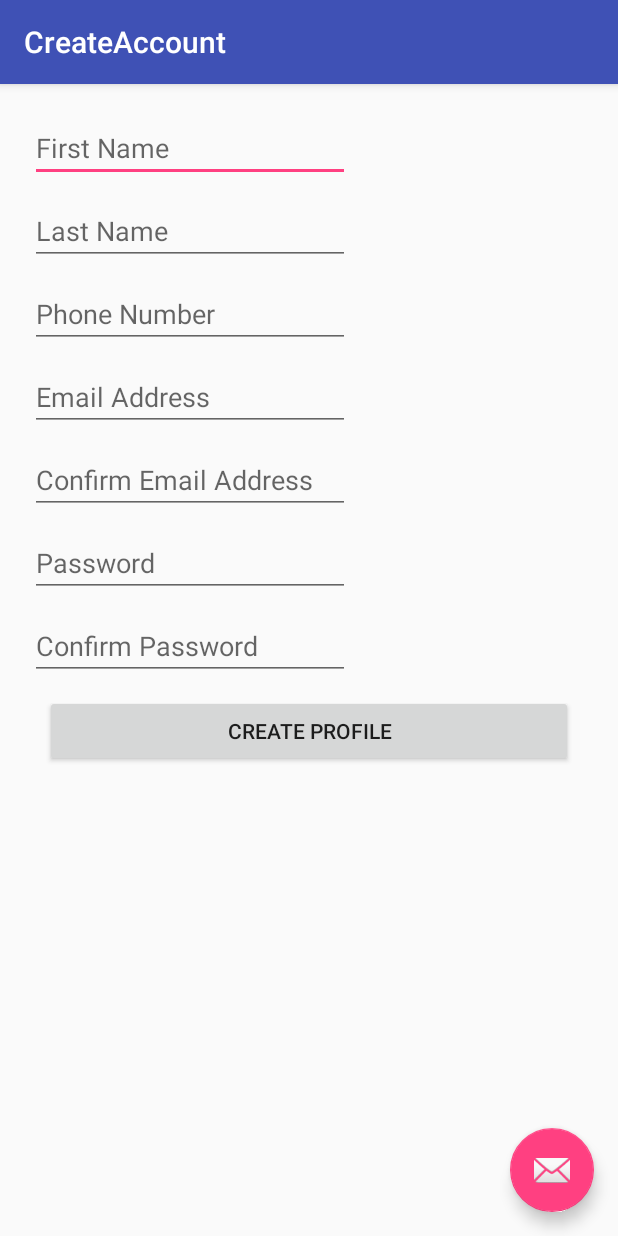
After one commit to fyang016/DominosPizzaApp, an Android app: the CreateAccount screen opened directly, with no data from a screen before it, on a phone screen of 412 x 824 dp. The commit adds this screen. Run offline under Robolectric (Android 15) with nearby library versions, the phone set to English and light mode, and no system bars.

Commit message:
Added create account (profile)

```diff
--- a/empty_activity/build.gradle
+++ b/empty_activity/build.gradle
@@ -28,5 +28,7 @@ dependencies {
         exclude group: 'com.android.support', module: 'support-annotations'
     })
     compile 'com.android.support:appcompat-v7:25.1.1'
+    compile 'com.android.support.constraint:constraint-layout:1.0.2'
+    compile 'com.android.support:design:25.3.1'
     testCompile 'junit:junit:4.12'
 }
--- a/empty_activity/src/main/AndroidManifest.xml
+++ b/empty_activity/src/main/AndroidManifest.xml
@@ -2,8 +2,12 @@
 <manifest xmlns:android="http://schemas.android.com/apk/res/android"
     package="com.os.operando.emptyactivity">
 
-    <application android:allowBackup="true" android:icon="@mipmap/ic_launcher"
-        android:label="@string/app_name" android:supportsRtl="true" android:theme="@style/AppTheme">
+    <application
+        android:allowBackup="true"
+        android:icon="@mipmap/ic_launcher"
+        android:label="@string/app_name"
+        android:supportsRtl="true"
+        android:theme="@style/AppTheme">
         <activity android:name=".MainActivity">
             <intent-filter>
                 <action android:name="android.intent.action.MAIN" />
@@ -11,6 +15,10 @@
                 <category android:name="android.intent.category.LAUNCHER" />
             </intent-filter>
         </activity>
+        <activity
+            android:name=".CreateAccount"
+            android:label="@string/title_activity_create_account"
+            android:theme="@style/AppTheme.NoActionBar"></activity>
     </application>
 
 </manifest>
--- /dev/null
+++ b/empty_activity/src/main/java/com/os/operando/emptyactivity/CreateAccount.java
@@ -0,0 +1,29 @@
+package com.os.operando.emptyactivity;
+
+import android.os.Bundle;
+import android.support.design.widget.FloatingActionButton;
+import android.support.design.widget.Snackbar;
+import android.support.v7.app.AppCompatActivity;
+import android.support.v7.widget.Toolbar;
+import android.view.View;
+
+public class CreateAccount extends AppCompatActivity {
+
+    @Override
+    protected void onCreate(Bundle savedInstanceState) {
+        super.onCreate(savedInstanceState);
+        setContentView(R.layout.activity_create_account);
+        Toolbar toolbar = (Toolbar) findViewById(R.id.toolbar);
+        setSupportActionBar(toolbar);
+
+        FloatingActionButton fab = (FloatingActionButton) findViewById(R.id.fab);
+        fab.setOnClickListener(new View.OnClickListener() {
+            @Override
+            public void onClick(View view) {
+                Snackbar.make(view, "Replace with your own action", Snackbar.LENGTH_LONG)
+                        .setAction("Action", null).show();
+            }
+        });
+    }
+
+}
--- a/empty_activity/src/main/java/com/os/operando/emptyactivity/MainActivity.java
+++ b/empty_activity/src/main/java/com/os/operando/emptyactivity/MainActivity.java
@@ -1,5 +1,6 @@
 package com.os.operando.emptyactivity;
 
+import android.content.Intent;
 import android.support.v7.app.AppCompatActivity;
 import android.os.Bundle;
 import android.view.View;
@@ -20,4 +21,8 @@ public class MainActivity extends AppCompatActivity {
         TextView txt = (TextView) findViewById(R.id.text1);
         txt.setText("You tapped " + count + " time(s).");
     }
+    public void gotoca(View view)
+    {
+        startActivity(new Intent(getApplicationContext(),CreateAccount.class));
+    }
 }
--- /dev/null
+++ b/empty_activity/src/main/res/layout/activity_create_account.xml
@@ -0,0 +1,33 @@
+<?xml version="1.0" encoding="utf-8"?>
+<android.support.design.widget.CoordinatorLayout xmlns:android="http://schemas.android.com/apk/res/android"
+    xmlns:app="http://schemas.android.com/apk/res-auto"
+    xmlns:tools="http://schemas.android.com/tools"
+    android:layout_width="match_parent"
+    android:layout_height="match_parent"
+    tools:context="com.os.operando.emptyactivity.CreateAccount">
+
+    <android.support.design.widget.AppBarLayout
+        android:layout_width="match_parent"
+        android:layout_height="wrap_content"
+        android:theme="@style/AppTheme.AppBarOverlay">
+
+        <android.support.v7.widget.Toolbar
+            android:id="@+id/toolbar"
+            android:layout_width="match_parent"
+            android:layout_height="?attr/actionBarSize"
+            android:background="?attr/colorPrimary"
+            app:popupTheme="@style/AppTheme.PopupOverlay" />
+
+    </android.support.design.widget.AppBarLayout>
+
+    <include layout="@layout/content_create_account" />
+
+    <android.support.design.widget.FloatingActionButton
+        android:id="@+id/fab"
+        android:layout_width="wrap_content"
+        android:layout_height="wrap_content"
+        android:layout_gravity="bottom|end"
+        android:layout_margin="@dimen/fab_margin"
+        app:srcCompat="@android:drawable/ic_dialog_email" />
+
+</android.support.design.widget.CoordinatorLayout>
--- a/empty_activity/src/main/res/layout/activity_main.xml
+++ b/empty_activity/src/main/res/layout/activity_main.xml
@@ -27,4 +27,14 @@
         android:layout_alignParentBottom="true"
         android:layout_centerHorizontal="true"
         android:onClick="onClick" />
+
+    <Button
+        android:id="@+id/button2"
+        android:layout_width="wrap_content"
+        android:layout_height="wrap_content"
+        android:layout_alignParentBottom="true"
+        android:layout_centerHorizontal="true"
+        android:layout_marginBottom="13dp"
+        android:text="Create Account"
+        android:onClick = "gotoca" />
 </RelativeLayout>
--- /dev/null
+++ b/empty_activity/src/main/res/layout/content_create_account.xml
@@ -0,0 +1,110 @@
+<?xml version="1.0" encoding="utf-8"?>
+<android.support.constraint.ConstraintLayout xmlns:android="http://schemas.android.com/apk/res/android"
+    xmlns:app="http://schemas.android.com/apk/res-auto"
+    xmlns:tools="http://schemas.android.com/tools"
+    android:layout_width="match_parent"
+    android:layout_height="match_parent"
+    android:paddingTop="20dp"
+    android:paddingLeft="20dp"
+    android:paddingRight="20dp"
+    app:layout_behavior="@string/appbar_scrolling_view_behavior"
+    tools:context="com.os.operando.emptyactivity.CreateAccount"
+    tools:showIn="@layout/activity_create_account">
+    <EditText
+        android:id="@+id/editTextFN"
+        android:layout_width="wrap_content"
+        android:layout_height="wrap_content"
+        android:layout_margin="10dp"
+        android:layout_marginTop="20dp"
+        android:contentDescription="Name"
+        android:ems="10"
+        android:hint="First Name"
+        android:inputType="textPersonName"
+        tools:layout_editor_absoluteX="29dp"
+        tools:layout_editor_absoluteY="38dp"
+        />
+
+    <EditText
+        android:id="@+id/editTextLN"
+        android:layout_width="wrap_content"
+        android:layout_height="wrap_content"
+        android:layout_margin="10dp"
+        android:contentDescription="Name"
+        android:ems="10"
+        android:hint="Last Name"
+        android:inputType="textPersonName"
+        tools:layout_editor_absoluteX="29dp"
+        tools:layout_editor_absoluteY="38dp"
+        app:layout_constraintTop_toBottomOf="@+id/editTextFN" />
+
+    <EditText
+        android:id="@+id/editTextPN"
+        android:layout_width="wrap_content"
+        android:layout_height="wrap_content"
+        android:ems="10"
+        android:layout_margin="10dp"
+        android:inputType="phone"
+        android:hint = "Phone Number"
+        tools:layout_editor_absoluteX="29dp"
+        tools:layout_editor_absoluteY="134dp"
+        app:layout_constraintTop_toBottomOf="@+id/editTextLN" />
+
+    <EditText
+        android:id="@+id/editTextE"
+        android:layout_width="wrap_content"
+        android:layout_height="wrap_content"
+        android:ems="10"
+        android:hint = "Email Address"
+        android:layout_margin="10dp"
+        app:layout_constraintTop_toBottomOf="@+id/editTextPN"
+        android:inputType="textEmailAddress"
+        tools:layout_editor_absoluteX="29dp"
+        tools:layout_editor_absoluteY="191dp" />
+    <EditText
+        android:id="@+id/editTextE2"
+        android:layout_width="wrap_content"
+        android:layout_height="wrap_content"
+        android:ems="10"
+        android:hint = "Confirm Email Address"
+        android:layout_margin="10dp"
+        app:layout_constraintTop_toBottomOf="@+id/editTextE"
+        android:inputType="textEmailAddress"
+        tools:layout_editor_absoluteX="29dp"
+        tools:layout_editor_absoluteY="191dp" />
+
+    <EditText
+        android:id="@+id/editTextPW"
+        android:layout_width="wrap_content"
+        android:layout_height="wrap_content"
+        android:layout_margin="10dp"
+        android:ems="10"
+        android:hint="Password"
+        android:inputType="textPassword"
+        app:layout_constraintTop_toBottomOf="@+id/editTextE2"
+        tools:layout_editor_absoluteX="29dp"
+        tools:layout_editor_absoluteY="301dp" />
+
+    <EditText
+        android:id="@+id/editTextPW2"
+        android:layout_width="wrap_content"
+        android:layout_height="wrap_content"
+        android:ems="10"
+        android:inputType="textPassword"
+        tools:layout_editor_absoluteY="301dp"
+        tools:layout_editor_absoluteX="29dp"
+        android:hint = "Confirm Password"
+        android:layout_margin="10dp"
+        app:layout_constraintTop_toBottomOf="@+id/editTextPW" />
+
+    <Button
+        android:id="@+id/button2"
+        android:layout_width="match_parent"
+        android:layout_height="wrap_content"
+        android:text="Create Profile"
+        tools:layout_editor_absoluteX="89dp"
+        tools:layout_editor_absoluteY="419dp"
+        app:layout_constraintTop_toBottomOf="@+id/editTextPW2"
+        android:layout_marginLeft="50dp"
+        android:layout_margin="10dp" />
+
+</android.support.constraint.ConstraintLayout>
--- a/empty_activity/src/main/res/values/dimens.xml
+++ b/empty_activity/src/main/res/values/dimens.xml
@@ -2,4 +2,5 @@
     <!-- Default screen margins, per the Android Design guidelines. -->
     <dimen name="activity_horizontal_margin">16dp</dimen>
     <dimen name="activity_vertical_margin">16dp</dimen>
+    <dimen name="fab_margin">16dp</dimen>
 </resources>
--- a/empty_activity/src/main/res/values/strings.xml
+++ b/empty_activity/src/main/res/values/strings.xml
@@ -2,4 +2,5 @@
     <string name="app_name">Dominos Pizza</string>
     <string name="app_content">This application will be counting button clicks</string>
     <string name="button_text">Click me!</string>
+    <string name="title_activity_create_account">CreateAccount</string>
 </resources>
--- a/empty_activity/src/main/res/values/styles.xml
+++ b/empty_activity/src/main/res/values/styles.xml
@@ -8,4 +8,13 @@
         <item name="colorAccent">@color/colorAccent</item>
     </style>
 
+    <style name="AppTheme.NoActionBar">
+        <item name="windowActionBar">false</item>
+        <item name="windowNoTitle">true</item>
+    </style>
+
+    <style name="AppTheme.AppBarOverlay" parent="ThemeOverlay.AppCompat.Dark.ActionBar" />
+
+    <style name="AppTheme.PopupOverlay" parent="ThemeOverlay.AppCompat.Light" />
+
 </resources>
```
